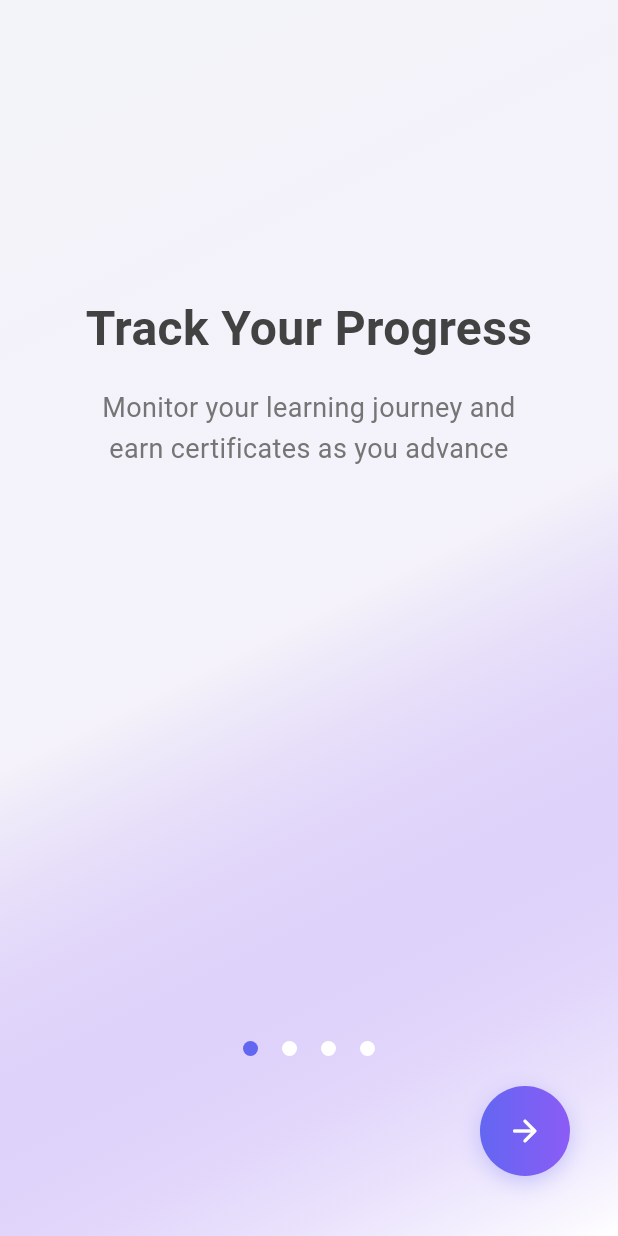
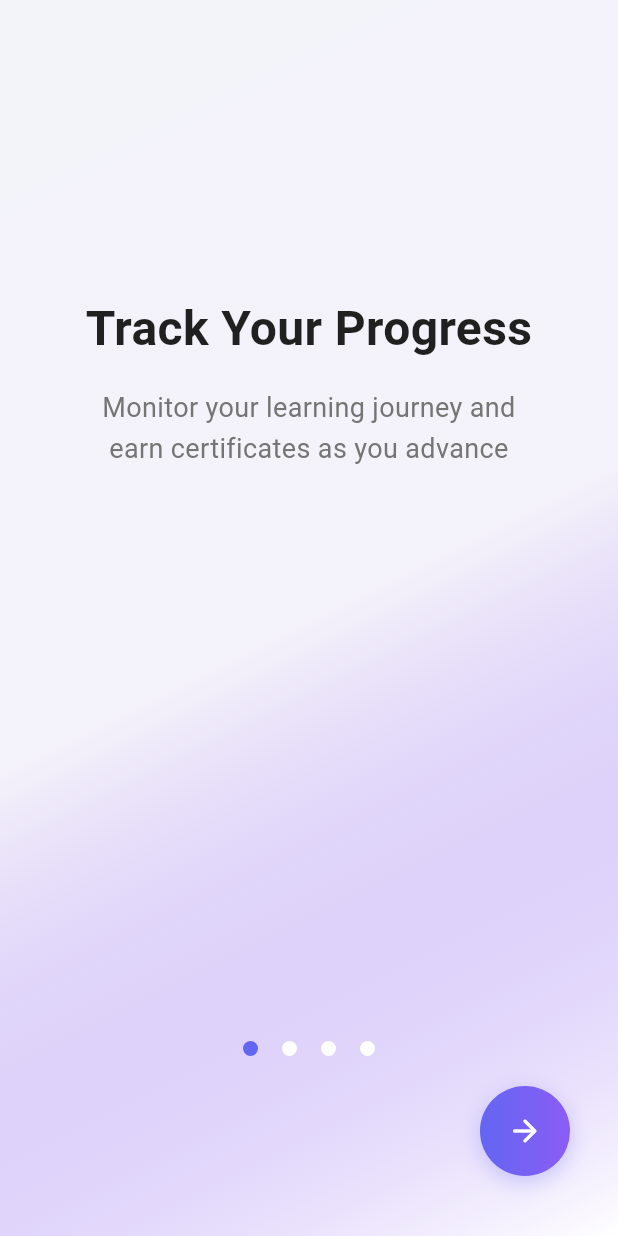
Before and after one commit to raaflii/Learnity-Mobile, a Flutter app: the screen it shows after launch, on a phone screen of 412 x 824 dp. Run offline on Flutter 3.47's test engine with Material 3 defaults, Android fonts, the phone set to English and light mode, and no system bars; drawn by our look-alikes of smooth_page_indicator; our stand-ins replace cached_network_image, flutter_dotenv, flutter_rating_bar, flutter_riverpod, google_fonts, lottie and 4 more; accounts and stored records are empty.

Commit message:
update using theme

```diff
--- a/lib/screens/welcome/welcome_screen.dart
+++ b/lib/screens/welcome/welcome_screen.dart
@@ -46,25 +46,21 @@ class _WelcomeScreenState extends State<WelcomeScreen> {
               },
               children: [
                 _buildWelcomePage(
-                  // illustration: _buildTrackingIllustration(),
                   title: "Track Your Progress",
                   description:
                       "Monitor your learning journey and\nearn certificates as you advance",
                 ),
                 _buildWelcomePage(
-                  // illustration: _buildLearningIllustration(),
                   title: "Interactive Learning",
                   description:
                       "Engage with hands-on projects\nand practical exercises",
                 ),
                 _buildWelcomePage(
-                  // illustration: _buildCommunityIllustration(),
                   title: "Learn Together",
                   description:
                       "Connect with expert instructors\nand fellow learners",
                 ),
                 _buildWelcomePage(
-                  // illustration: _buildSuccessIllustration(),
                   title: "Start Your Journey",
                   description:
                       "Unlock endless learning opportunities\nand achieve your goals",
@@ -139,19 +135,21 @@ class _WelcomeScreenState extends State<WelcomeScreen> {
     required String description,
     bool isLastPage = false,
   }) {
+    final theme = Theme.of(context);
+    final colorScheme = theme.colorScheme;
+
     return Padding(
       padding: const EdgeInsets.symmetric(horizontal: 32.0),
       child: Column(
         children: [
           const SizedBox(height: 200),
-
           // Title
           Text(
             title,
             style: TextStyle(
               fontSize: 32,
               fontWeight: FontWeight.bold,
-              color: Colors.grey.shade800,
+              color: colorScheme.onSurface,
               height: 1.2,
             ),
             textAlign: TextAlign.center,
```
